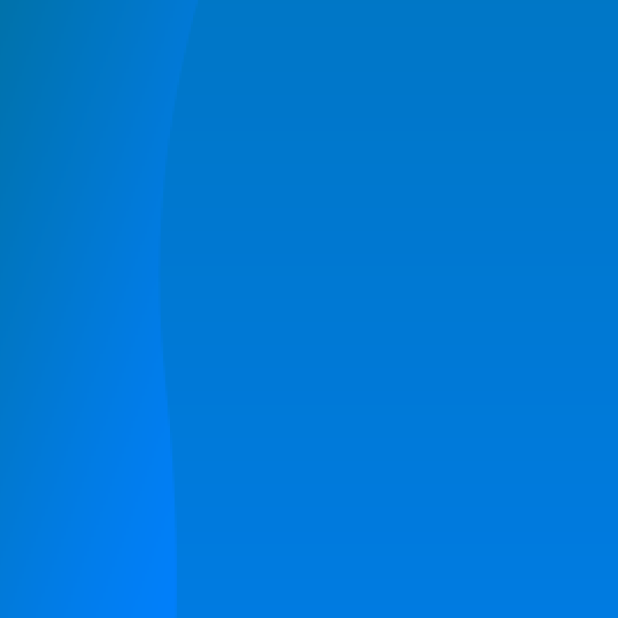
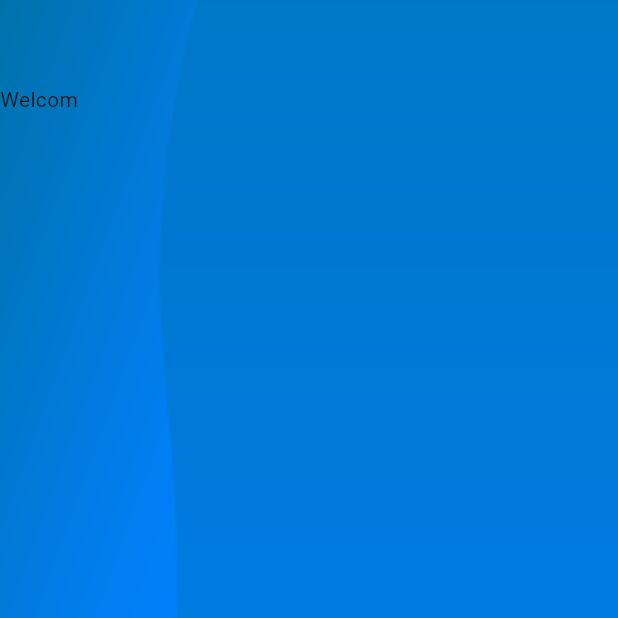
Before and after one commit to nasidfurqon/CourseApp, a Flutter app: the screen it shows after launch, on a phone screen of 412 x 824 dp, the top half of it. Run offline on Flutter 3.47's test engine with Material 3 defaults, Android fonts, the phone set to English and light mode, and no system bars.

Commit message:
Content: Make Scaffold page independent

```diff
--- a/lib/screens/welcome_screen.dart
+++ b/lib/screens/welcome_screen.dart
@@ -1,23 +1,12 @@
+import 'package:courseapp/widgets/customScaffold.dart';
 import 'package:flutter/material.dart';
 class WelcomeScreen extends StatelessWidget {
   const WelcomeScreen({super.key});
 
   @override
   Widget build(BuildContext context) {
-    return Scaffold(
-      appBar: AppBar(
-        backgroundColor: Colors.transparent,
-        elevation: 0,
-      ),
-      extendBodyBehindAppBar: true  ,
-      body: Stack(
-        children: [
-          Image.asset('assets/image/backgroundLanding.png',
-          fit: BoxFit.cover,
-          width: double.infinity,
-          height: double.infinity,)
-        ],
-      ),
+    return const Customscaffold(
+      child: Text('Welcom'),
     );
   }
 }
--- /dev/null
+++ b/lib/widgets/customScaffold.dart
@@ -0,0 +1,25 @@
+import 'package:flutter/material.dart';
+
+class Customscaffold extends StatelessWidget {
+  const Customscaffold({super.key, this.child});
+  final Widget? child;
+  @override
+  Widget build(BuildContext context) {
+    return Scaffold(
+      appBar: AppBar(
+        backgroundColor: Colors.transparent,
+        elevation: 0,
+      ),
+      extendBodyBehindAppBar: true,
+      body: Stack(
+        children: [
+          Image.asset('assets/image/backgroundLanding.png',
+          fit: BoxFit.cover,
+          width: double.infinity,
+          height: double.infinity),
+          SafeArea(child: child!)
+        ],
+      ),
+    );
+  }
+}
```
